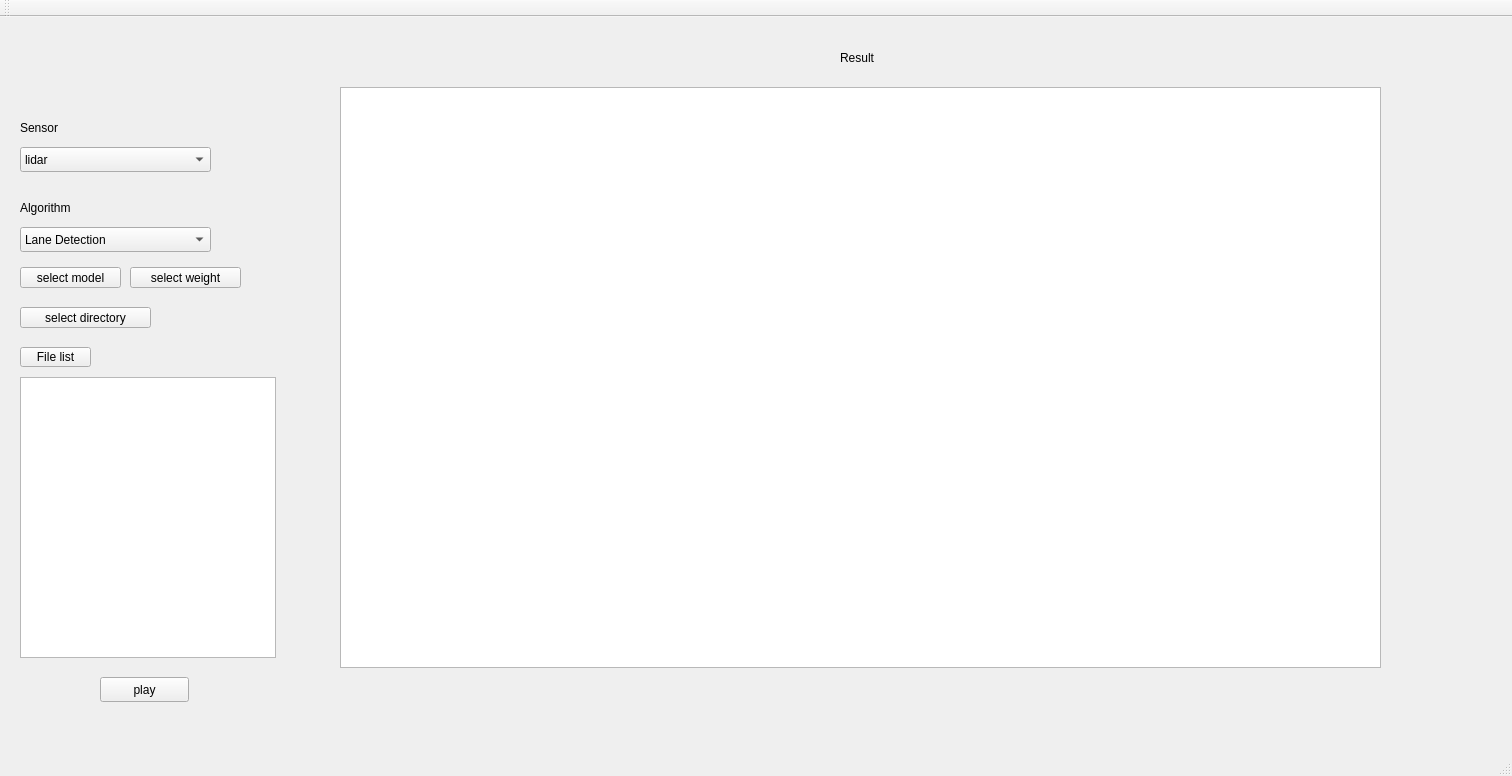
Old version of the form GroundStation/AlgorithmTesting_ka/mainwindow.ui in the repository kka-na/diva2.
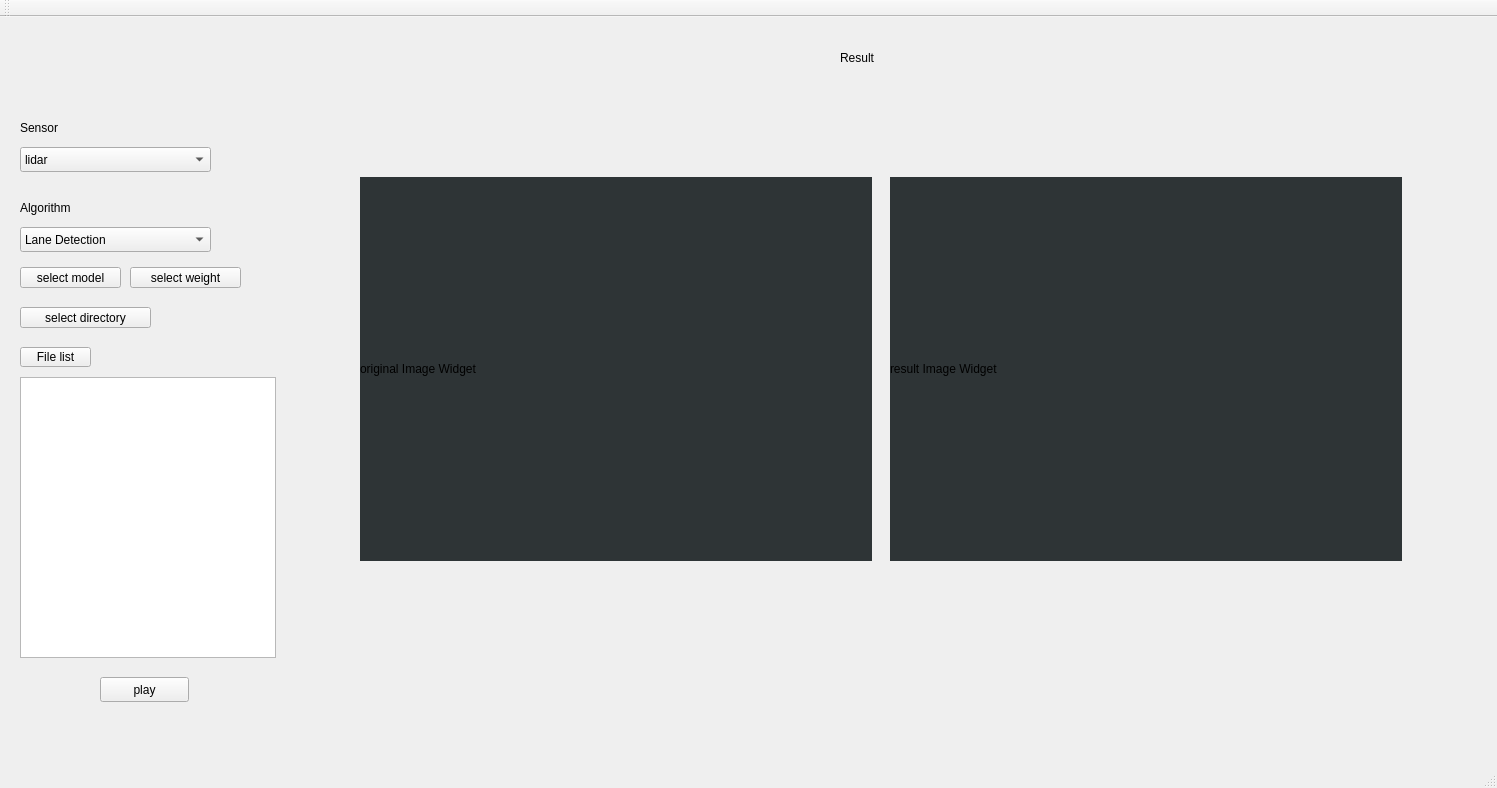
New version of the form.

Diff of the .ui file:
```diff
--- a/GroundStation/AlgorithmTesting_ka/mainwindow.ui
+++ b/GroundStation/AlgorithmTesting_ka/mainwindow.ui
@@ -7,21 +7,19 @@
 <widget class="QMainWindow" name="MainWindow">
 
 <property name="geometry">
-
 <rect>
-
 <x>0</x>
-
 <y>0</y>
-
-<width>1512</width>
-
-<height>776</height>
-
-</rect>
-
-</property>
-
+    <width>1497</width>
+    <height>788</height>
+   </rect>
+  </property>
+  <property name="baseSize">
+   <size>
+    <width>640</width>
+    <height>0</height>
+   </size>
+  </property>
 <property name="windowTitle">
 
 <string>MainWindow</string>
@@ -241,37 +239,8 @@
 <property name="text">
 
 <string>Algorithm</string>
-
-</property>
-
-</widget>
-
-<widget class="QGraphicsView" name="graphicsView_2">
-
-<property name="geometry">
-
-<rect>
-
-<x>340</x>
-
-<y>70</y>
-
-<width>1041</width>
-
-<height>581</height>
-
-</rect>
-
-</property>
-
-<property name="styleSheet">
-
-<string notr="true"/>
-
-</property>
-
-</widget>
-
+    </property>
+   </widget>
 <widget class="QLabel" name="label_5">
 
 <property name="geometry">
@@ -443,13 +412,53 @@
 <property name="text">
 
 <string>select weight</string>
-
-</property>
-
-</widget>
-
-</widget>
-
+    </property>
+   </widget>
+   <widget class="QLabel" name="label_original_img">
+    <property name="geometry">
+     <rect>
+      <x>360</x>
+      <y>160</y>
+      <width>512</width>
+      <height>384</height>
+     </rect>
+    </property>
+    <property name="baseSize">
+     <size>
+      <width>640</width>
+      <height>480</height>
+     </size>
+    </property>
+    <property name="styleSheet">
+     <string notr="true">background-color: rgb(46, 52, 54);</string>
+    </property>
+    <property name="text">
+     <string>original Image Widget</string>
+    </property>
+   </widget>
+   <widget class="QLabel" name="label_result_img">
+    <property name="geometry">
+     <rect>
+      <x>890</x>
+      <y>160</y>
+      <width>512</width>
+      <height>384</height>
+     </rect>
+    </property>
+    <property name="baseSize">
+     <size>
+      <width>640</width>
+      <height>480</height>
+     </size>
+    </property>
+    <property name="styleSheet">
+     <string notr="true">background-color: rgb(46, 52, 54);</string>
+    </property>
+    <property name="text">
+     <string>result Image Widget</string>
+    </property>
+   </widget>
+  </widget>
 <widget class="QMenuBar" name="menubar">
 
 <property name="geometry">
```
Left out of the diff: 323 changed lines with no effect on the pictures. Lines whose indentation alone changed are shown as unchanged.
